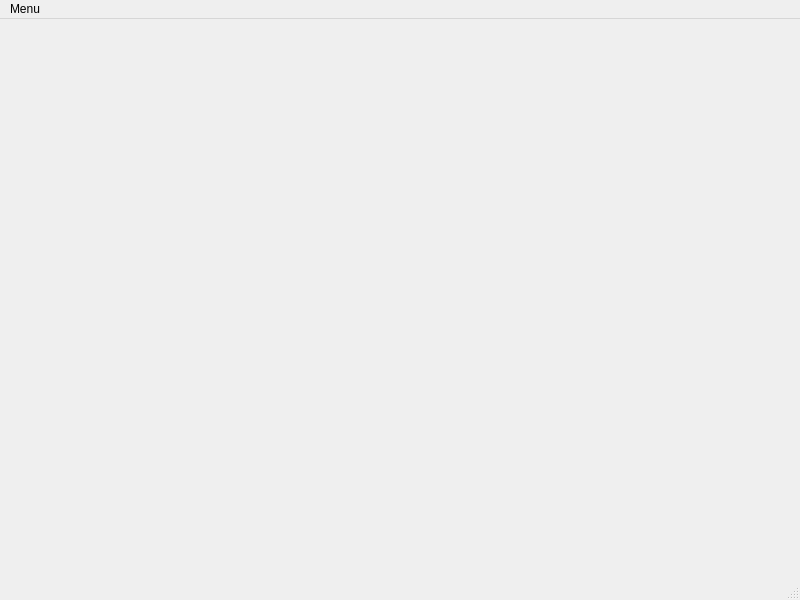
This is Visualization/gui_main.ui in assoumemba/sys866_digital_twin as Qt 5 draws it before an edit. The edited form follows.
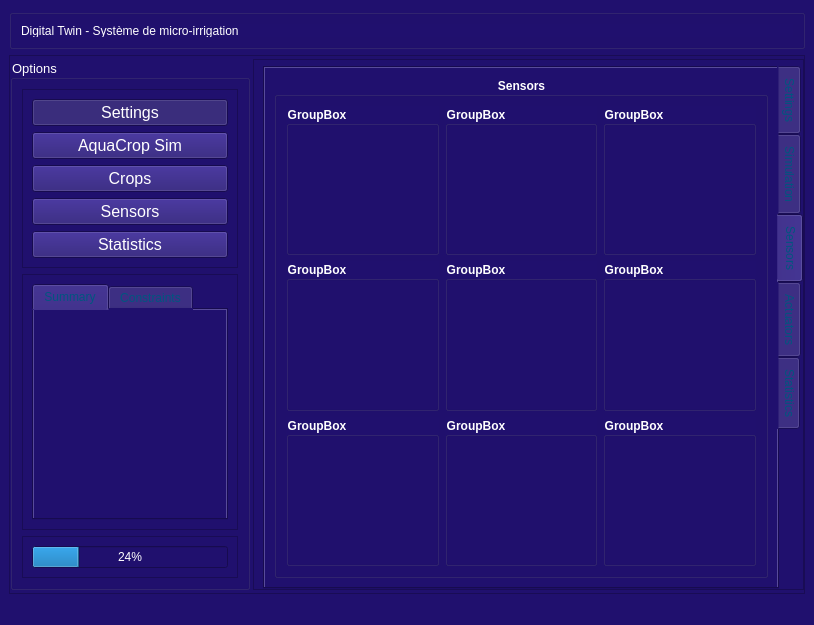
This is the edited form. The open tabs and pages were chosen to show the change. Custom widgets are drawn as their Qt base class.

The edit to the form file:
```diff
--- a/Visualization/gui_main.ui
+++ b/Visualization/gui_main.ui
@@ -6,38 +6,658 @@
    <rect>
     <x>0</x>
     <y>0</y>
-    <width>800</width>
-    <height>600</height>
+    <width>814</width>
+    <height>625</height>
    </rect>
   </property>
   <property name="windowTitle">
    <string>MainWindow</string>
   </property>
-  <widget class="QWidget" name="centralwidget"/>
-  <widget class="QStatusBar" name="statusbar"/>
+  <property name="styleSheet">
+   <string notr="true">background-color: rgb(32, 16, 110);</string>
+  </property>
+  <widget class="QWidget" name="centralwidget">
+   <layout class="QGridLayout" name="gridLayout_6">
+    <item row="1" column="0">
+     <widget class="QFrame" name="frame">
+      <property name="frameShape">
+       <enum>QFrame::StyledPanel</enum>
+      </property>
+      <property name="frameShadow">
+       <enum>QFrame::Raised</enum>
+      </property>
+      <layout class="QHBoxLayout" name="horizontalLayout_2">
+       <property name="spacing">
+        <number>3</number>
+       </property>
+       <property name="leftMargin">
+        <number>0</number>
+       </property>
+       <property name="topMargin">
+        <number>3</number>
+       </property>
+       <property name="rightMargin">
+        <number>0</number>
+       </property>
+       <property name="bottomMargin">
+        <number>3</number>
+       </property>
+       <item>
+        <widget class="QGroupBox" name="groupBox_2">
+         <property name="maximumSize">
+          <size>
+           <width>240</width>
+           <height>16777215</height>
+          </size>
+         </property>
+         <property name="font">
+          <font>
+           <pointsize>10</pointsize>
+          </font>
+         </property>
+         <property name="styleSheet">
+          <string notr="true">color: rgb(255, 255, 255);</string>
+         </property>
+         <property name="title">
+          <string>Options</string>
+         </property>
+         <layout class="QVBoxLayout" name="verticalLayout_2">
+          <property name="leftMargin">
+           <number>9</number>
+          </property>
+          <item>
+           <widget class="QFrame" name="frame_3">
+            <property name="maximumSize">
+             <size>
+              <width>16777215</width>
+              <height>240</height>
+             </size>
+            </property>
+            <property name="frameShape">
+             <enum>QFrame::StyledPanel</enum>
+            </property>
+            <property name="frameShadow">
+             <enum>QFrame::Raised</enum>
+            </property>
+            <layout class="QVBoxLayout" name="verticalLayout_4">
+             <item>
+              <widget class="QPushButton" name="btnSettings">
+               <property name="font">
+                <font>
+                 <pointsize>12</pointsize>
+                </font>
+               </property>
+               <property name="text">
+                <string>Settings</string>
+               </property>
+               <property name="checkable">
+                <bool>true</bool>
+               </property>
+               <property name="checked">
+                <bool>true</bool>
+               </property>
+               <property name="autoExclusive">
+                <bool>true</bool>
+               </property>
+              </widget>
+             </item>
+             <item>
+              <widget class="QPushButton" name="btnAquaCropSim">
+               <property name="font">
+                <font>
+                 <pointsize>12</pointsize>
+                </font>
+               </property>
+               <property name="text">
+                <string>AquaCrop Sim</string>
+               </property>
+               <property name="checkable">
+                <bool>true</bool>
+               </property>
+               <property name="autoExclusive">
+                <bool>true</bool>
+               </property>
+              </widget>
+             </item>
+             <item>
+              <widget class="QPushButton" name="btnCrops">
+               <property name="font">
+                <font>
+                 <pointsize>12</pointsize>
+                </font>
+               </property>
+               <property name="text">
+                <string>Crops</string>
+               </property>
+               <property name="checkable">
+                <bool>true</bool>
+               </property>
+               <property name="autoExclusive">
+                <bool>true</bool>
+               </property>
+              </widget>
+             </item>
+             <item>
+              <widget class="QPushButton" name="btnSensors">
+               <property name="font">
+                <font>
+                 <pointsize>12</pointsize>
+                </font>
+               </property>
+               <property name="text">
+                <string>Sensors</string>
+               </property>
+               <property name="checkable">
+                <bool>false</bool>
+               </property>
+               <property name="autoExclusive">
+                <bool>false</bool>
+               </property>
+              </widget>
+             </item>
+             <item>
+              <widget class="QPushButton" name="btnStat">
+               <property name="font">
+                <font>
+                 <pointsize>12</pointsize>
+                </font>
+               </property>
+               <property name="text">
+                <string>Statistics</string>
+               </property>
+               <property name="checkable">
+                <bool>true</bool>
+               </property>
+               <property name="autoExclusive">
+                <bool>true</bool>
+               </property>
+              </widget>
+             </item>
+            </layout>
+           </widget>
+          </item>
+          <item>
+           <widget class="QFrame" name="frame_4">
+            <property name="frameShape">
+             <enum>QFrame::StyledPanel</enum>
+            </property>
+            <property name="frameShadow">
+             <enum>QFrame::Raised</enum>
+            </property>
+            <layout class="QGridLayout" name="gridLayout">
+             <item row="0" column="0">
+              <widget class="QTabWidget" name="tabWidget">
+               <property name="styleSheet">
+                <string notr="true">color: rgb(0, 85, 127);</string>
+               </property>
+               <property name="currentIndex">
+                <number>0</number>
+               </property>
+               <widget class="QWidget" name="tab">
+                <attribute name="title">
+                 <string>Summary</string>
+                </attribute>
+               </widget>
+               <widget class="QWidget" name="tab_2">
+                <attribute name="title">
+                 <string>Constraints</string>
+                </attribute>
+               </widget>
+              </widget>
+             </item>
+            </layout>
+           </widget>
+          </item>
+          <item>
+           <widget class="QFrame" name="frame_2">
+            <property name="maximumSize">
+             <size>
+              <width>16777215</width>
+              <height>50</height>
+             </size>
+            </property>
+            <property name="frameShape">
+             <enum>QFrame::StyledPanel</enum>
+            </property>
+            <property name="frameShadow">
+             <enum>QFrame::Raised</enum>
+            </property>
+            <layout class="QVBoxLayout" name="verticalLayout_3">
+             <item>
+              <widget class="QProgressBar" name="progressBar">
+               <property name="value">
+                <number>24</number>
+               </property>
+              </widget>
+             </item>
+            </layout>
+           </widget>
+          </item>
+         </layout>
+        </widget>
+       </item>
+       <item>
+        <widget class="QFrame" name="frame_5">
+         <property name="frameShape">
+          <enum>QFrame::StyledPanel</enum>
+         </property>
+         <property name="frameShadow">
+          <enum>QFrame::Raised</enum>
+         </property>
+         <layout class="QGridLayout" name="gridLayout_2">
+          <property name="topMargin">
+           <number>6</number>
+          </property>
+          <property name="rightMargin">
+           <number>0</number>
+          </property>
+          <property name="bottomMargin">
+           <number>0</number>
+          </property>
+          <item row="0" column="0">
+           <widget class="QTabWidget" name="tabActuators">
+            <property name="styleSheet">
+             <string notr="true">color: rgb(0, 85, 127);</string>
+            </property>
+            <property name="tabPosition">
+             <enum>QTabWidget::East</enum>
+            </property>
+            <property name="currentIndex">
+             <number>4</number>
+            </property>
+            <property name="tabBarAutoHide">
+             <bool>true</bool>
+            </property>
+            <widget class="QWidget" name="tab_setting">
+             <attribute name="title">
+              <string>Settings</string>
+             </attribute>
+             <layout class="QGridLayout" name="gridLayout_5">
+              <item row="0" column="0">
+               <widget class="QFrame" name="frame_6">
+                <property name="frameShape">
+                 <enum>QFrame::StyledPanel</enum>
+                </property>
+                <property name="frameShadow">
+                 <enum>QFrame::Raised</enum>
+                </property>
+                <layout class="QGridLayout" name="gridLayout_7">
+                 <item row="0" column="0">
+                  <widget class="QGroupBox" name="groupBox_3">
+                   <property name="styleSheet">
+                    <string notr="true">font:bold;color:white;</string>
+                   </property>
+                   <property name="title">
+                    <string>GroupBox</string>
+                   </property>
+                  </widget>
+                 </item>
+                 <item row="1" column="0">
+                  <widget class="QGroupBox" name="groupBox_4">
+                   <property name="styleSheet">
+                    <string notr="true">font:bold;color:white;</string>
+                   </property>
+                   <property name="title">
+                    <string>GroupBox</string>
+                   </property>
+                  </widget>
+                 </item>
+                 <item row="2" column="0">
+                  <widget class="QPushButton" name="btnApplySetting">
+                   <property name="font">
+                    <font>
+                     <pointsize>12</pointsize>
+                    </font>
+                   </property>
+                   <property name="styleSheet">
+                    <string notr="true">color: white;</string>
+                   </property>
+                   <property name="text">
+                    <string>Apply</string>
+                   </property>
+                  </widget>
+                 </item>
+                </layout>
+               </widget>
+              </item>
+             </layout>
+            </widget>
+            <widget class="QWidget" name="tab_sim">
+             <attribute name="title">
+              <string>Simulation</string>
+             </attribute>
+             <layout class="QGridLayout" name="gridLayout_8">
+              <item row="0" column="0">
+               <widget class="QFrame" name="frame_7">
+                <property name="frameShape">
+                 <enum>QFrame::StyledPanel</enum>
+                </property>
+                <property name="frameShadow">
+                 <enum>QFrame::Raised</enum>
+                </property>
+                <layout class="QGridLayout" name="gridLayout_9">
+                 <item row="0" column="0">
+                  <widget class="QGroupBox" name="groupBox_5">
+                   <property name="styleSheet">
+                    <string notr="true">font:bold;color:white;</string>
+                   </property>
+                   <property name="title">
+                    <string>GroupBox</string>
+                   </property>
+                  </widget>
+                 </item>
+                 <item row="1" column="0">
+                  <widget class="QGroupBox" name="groupBox_6">
+                   <property name="styleSheet">
+                    <string notr="true">font:bold;color:white;</string>
+                   </property>
+                   <property name="title">
+                    <string>GroupBox</string>
+                   </property>
+                  </widget>
+                 </item>
+                 <item row="2" column="0">
+                  <widget class="QGroupBox" name="groupBox_7">
+                   <property name="styleSheet">
+                    <string notr="true">font:bold;color:white;</string>
+                   </property>
+                   <property name="title">
+                    <string>GroupBox</string>
+                   </property>
+                  </widget>
+                 </item>
+                </layout>
+               </widget>
+              </item>
+             </layout>
+            </widget>
+            <widget class="QWidget" name="tab_sensors">
+             <attribute name="title">
+              <string>Sensors</string>
+             </attribute>
+             <layout class="QGridLayout" name="gridLayout_4">
+              <item row="0" column="1">
+               <widget class="QGroupBox" name="groupBox_8">
+                <property name="styleSheet">
+                 <string notr="true">color:white;font:bold;</string>
+                </property>
+                <property name="title">
+                 <string>Sensors</string>
+                </property>
+                <property name="alignment">
+                 <set>Qt::AlignCenter</set>
+                </property>
+                <layout class="QGridLayout" name="gridLayout_10">
+                 <item row="0" column="0">
+                  <widget class="QGroupBox" name="groupBox_9">
+                   <property name="title">
+                    <string>GroupBox</string>
+                   </property>
+                   <property name="alignment">
+                    <set>Qt::AlignLeading|Qt::AlignLeft|Qt::AlignVCenter</set>
+                   </property>
+                  </widget>
+                 </item>
+                 <item row="0" column="1">
+                  <widget class="QGroupBox" name="groupBox_16">
+                   <property name="title">
+                    <string>GroupBox</string>
+                   </property>
+                   <property name="alignment">
+                    <set>Qt::AlignLeading|Qt::AlignLeft|Qt::AlignVCenter</set>
+                   </property>
+                  </widget>
+                 </item>
+                 <item row="0" column="2">
+                  <widget class="QGroupBox" name="groupBox_10">
+                   <property name="title">
+                    <string>GroupBox</string>
+                   </property>
+                   <property name="alignment">
+                    <set>Qt::AlignLeading|Qt::AlignLeft|Qt::AlignVCenter</set>
+                   </property>
+                  </widget>
+                 </item>
+                 <item row="1" column="0">
+                  <widget class="QGroupBox" name="groupBox_17">
+                   <property name="title">
+                    <string>GroupBox</string>
+                   </property>
+                   <property name="alignment">
+                    <set>Qt::AlignLeading|Qt::AlignLeft|Qt::AlignVCenter</set>
+                   </property>
+                  </widget>
+                 </item>
+                 <item row="1" column="1">
+                  <widget class="QGroupBox" name="groupBox_11">
+                   <property name="title">
+                    <string>GroupBox</string>
+                   </property>
+                   <property name="alignment">
+                    <set>Qt::AlignLeading|Qt::AlignLeft|Qt::AlignVCenter</set>
+                   </property>
+                  </widget>
+                 </item>
+                 <item row="1" column="2">
+                  <widget class="QGroupBox" name="groupBox_12">
+                   <property name="title">
+                    <string>GroupBox</string>
+                   </property>
+                   <property name="alignment">
+                    <set>Qt::AlignLeading|Qt::AlignLeft|Qt::AlignVCenter</set>
+                   </property>
+                  </widget>
+                 </item>
+                 <item row="2" column="0">
+                  <widget class="QGroupBox" name="groupBox_15">
+                   <property name="title">
+                    <string>GroupBox</string>
+                   </property>
+                   <property name="alignment">
+                    <set>Qt::AlignLeading|Qt::AlignLeft|Qt::AlignVCenter</set>
+                   </property>
+                  </widget>
+                 </item>
+                 <item row="2" column="1">
+                  <widget class="QGroupBox" name="groupBox_13">
+                   <property name="title">
+                    <string>GroupBox</string>
+                   </property>
+                   <property name="alignment">
+                    <set>Qt::AlignLeading|Qt::AlignLeft|Qt::AlignVCenter</set>
+                   </property>
+                  </widget>
+                 </item>
+                 <item row="2" column="2">
+                  <widget class="QGroupBox" name="groupBox_14">
+                   <property name="title">
+                    <string>GroupBox</string>
+                   </property>
+                   <property name="alignment">
+                    <set>Qt::AlignLeading|Qt::AlignLeft|Qt::AlignVCenter</set>
+                   </property>
+                  </widget>
+                 </item>
+                </layout>
+               </widget>
+              </item>
+             </layout>
+            </widget>
+            <widget class="QWidget" name="tab_Actuator">
+             <attribute name="title">
+              <string>Actuators</string>
+             </attribute>
+             <layout class="QGridLayout" name="gridLayout_11">
+              <item row="0" column="0">
+               <widget class="QGroupBox" name="groupBox_18">
+                <property name="styleSheet">
+                 <string notr="true">font:bold;color:white;</string>
+                </property>
+                <property name="title">
+                 <string>Actuators</string>
+                </property>
+                <property name="alignment">
+                 <set>Qt::AlignCenter</set>
+                </property>
+                <layout class="QGridLayout" name="gridLayout_12">
+                 <item row="0" column="0">
+                  <widget class="QGroupBox" name="groupBox_19">
+                   <property name="title">
+                    <string>GroupBox</string>
+                   </property>
+                  </widget>
+                 </item>
+                 <item row="0" column="1">
+                  <widget class="QGroupBox" name="groupBox_20">
+                   <property name="title">
+                    <string>GroupBox</string>
+                   </property>
+                  </widget>
+                 </item>
+                 <item row="1" column="0">
+                  <widget class="QGroupBox" name="groupBox_21">
+                   <property name="title">
+                    <string>GroupBox</string>
+                   </property>
+                  </widget>
+                 </item>
+                 <item row="1" column="1">
+                  <widget class="QGroupBox" name="groupBox_22">
+                   <property name="title">
+                    <string>GroupBox</string>
+                   </property>
+                  </widget>
+                 </item>
+                </layout>
+               </widget>
+              </item>
+             </layout>
+            </widget>
+            <widget class="QWidget" name="tab_stat">
+             <attribute name="title">
+              <string>Statistics</string>
+             </attribute>
+             <layout class="QGridLayout" name="gridLayout_3">
+              <item row="0" column="0">
+               <widget class="QFrame" name="frame_8">
+                <property name="frameShape">
+                 <enum>QFrame::StyledPanel</enum>
+                </property>
+                <property name="frameShadow">
+                 <enum>QFrame::Raised</enum>
+                </property>
+                <layout class="QGridLayout" name="gridLayout_13">
+                 <item row="0" column="0">
+                  <widget class="QGroupBox" name="gb_stat_1">
+                   <property name="styleSheet">
+                    <string notr="true">font:bold;color:white;</string>
+                   </property>
+                   <property name="title">
+                    <string>Graphique 1</string>
+                   </property>
+                   <layout class="QGridLayout" name="gridLayout_14">
+                    <item row="0" column="0">
+                     <widget class="PlotWidget" name="stat_graph_1" native="true"/>
+                    </item>
+                   </layout>
+                  </widget>
+                 </item>
+                 <item row="1" column="0">
+                  <widget class="QGroupBox" name="gb_stat_2">
+                   <property name="styleSheet">
+                    <string notr="true">font:bold;color:white;</string>
+                   </property>
+                   <property name="title">
+                    <string>Graphique 2</string>
+                   </property>
+                   <layout class="QGridLayout" name="gridLayout_15">
+                    <item row="0" column="0">
+                     <widget class="PlotWidget" name="stat_graph_2" native="true"/>
+                    </item>
+                   </layout>
+                  </widget>
+                 </item>
+                 <item row="2" column="0">
+                  <widget class="QGroupBox" name="gb_stat_3">
+                   <property name="styleSheet">
+                    <string notr="true">font:bold;color:white;</string>
+                   </property>
+                   <property name="title">
+                    <string>Graphique 3</string>
+                   </property>
+                   <layout class="QGridLayout" name="gridLayout_16">
+                    <item row="0" column="0">
+                     <widget class="PlotWidget" name="stat_graph_3" native="true"/>
+                    </item>
+                   </layout>
+                  </widget>
+                 </item>
+                </layout>
+               </widget>
+              </item>
+             </layout>
+            </widget>
+           </widget>
+          </item>
+         </layout>
+        </widget>
+       </item>
+      </layout>
+     </widget>
+    </item>
+    <item row="0" column="0">
+     <widget class="QGroupBox" name="groupBox">
+      <property name="maximumSize">
+       <size>
+        <width>16777215</width>
+        <height>40</height>
+       </size>
+      </property>
+      <property name="styleSheet">
+       <string notr="true">
+font: 12pt &quot;MS Shell Dlg 2&quot;;
+padding: 12pt;
+color: white;</string>
+      </property>
+      <property name="title">
+       <string/>
+      </property>
+      <layout class="QHBoxLayout" name="horizontalLayout">
+       <item>
+        <widget class="QLabel" name="label">
+         <property name="styleSheet">
+          <string notr="true"/>
+         </property>
+         <property name="text">
+          <string>Digital Twin - Système de micro-irrigation</string>
+         </property>
+        </widget>
+       </item>
+      </layout>
+     </widget>
+    </item>
+   </layout>
+  </widget>
   <widget class="QMenuBar" name="menubar">
    <property name="geometry">
     <rect>
      <x>0</x>
      <y>0</y>
-     <width>800</width>
+     <width>814</width>
      <height>22</height>
     </rect>
    </property>
-   <widget class="QMenu" name="menuMenu">
-    <property name="title">
-     <string>Menu</string>
-    </property>
-    <addaction name="actionQuiter"/>
-   </widget>
-   <addaction name="menuMenu"/>
   </widget>
-  <action name="actionQuiter">
-   <property name="text">
-    <string>Quiter</string>
-   </property>
-  </action>
+  <widget class="QStatusBar" name="statusbar"/>
  </widget>
+ <customwidgets>
+  <customwidget>
+   <class>PlotWidget</class>
+   <extends>QWidget</extends>
+   <header location="global">pyqtgraph</header>
+   <container>1</container>
+  </customwidget>
+ </customwidgets>
  <resources/>
  <connections/>
 </ui>
```
Left out of the diff: 2 changed lines with no effect on the pictures.
